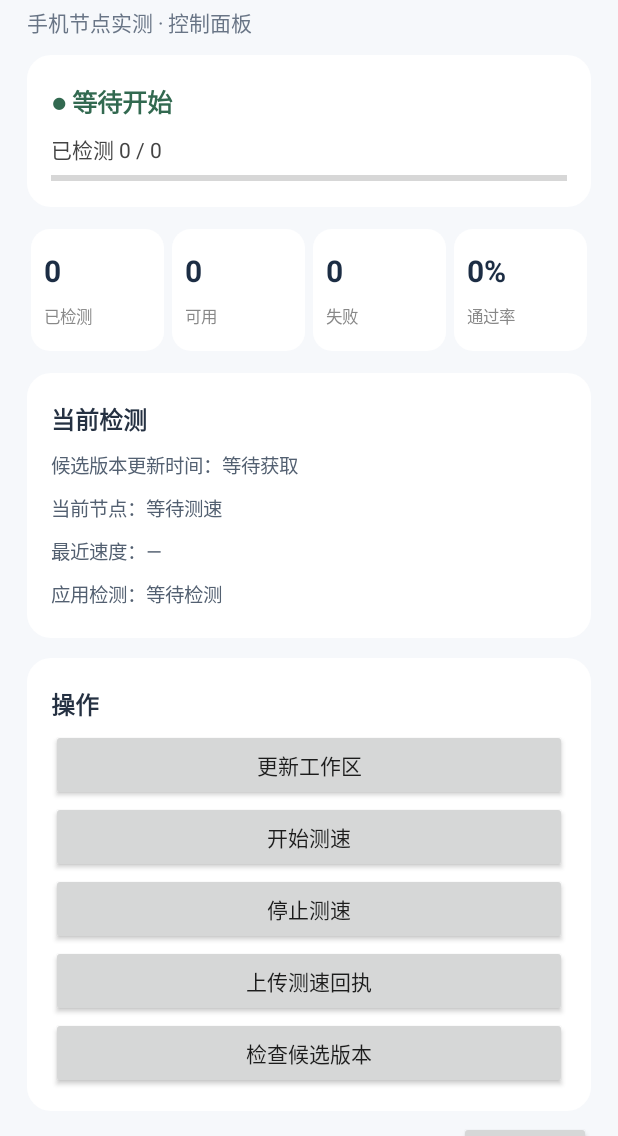
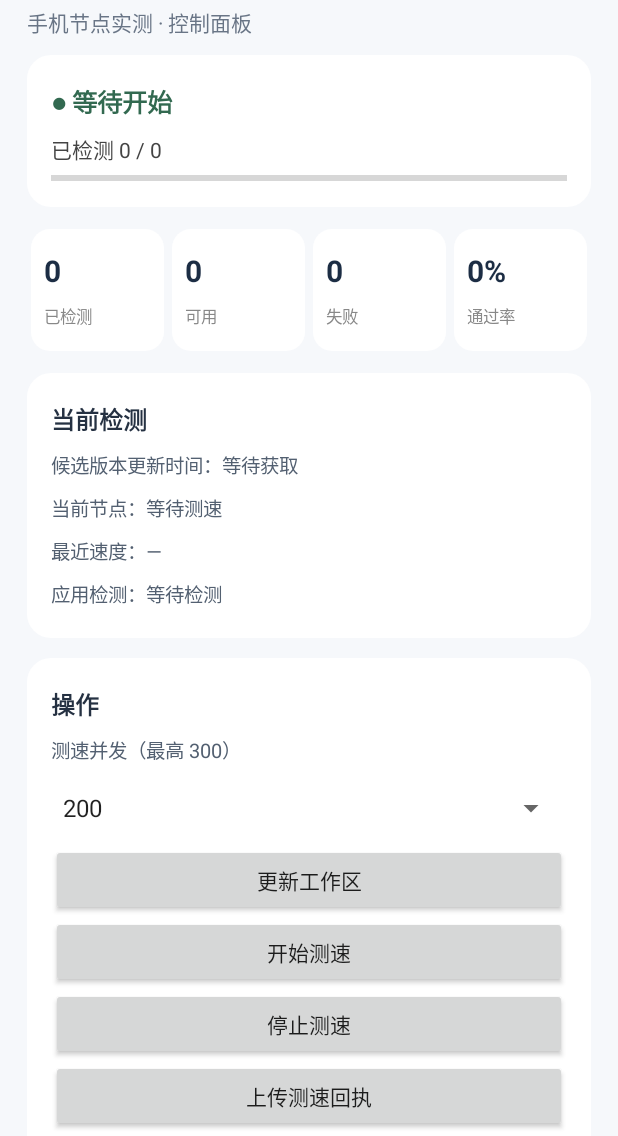
Before and after one commit to ccvvv/AutoSubHub, an Android app: the screen it shows after launch (MainActivity), after a tap on "更新工作区", on a phone screen of 412 x 824 dp, the part 100-1236 px from its top. Run offline under Robolectric (Android 15) with nearby library versions, the phone set to English and light mode, and no system bars; 1 other tap on this screen came first.

Commit message:
Add selectable Android probe concurrency up to 300

```diff
--- a/android-app/app/src/main/java/com/ccvvv/autosubhub/MainActivity.kt
+++ b/android-app/app/src/main/java/com/ccvvv/autosubhub/MainActivity.kt
@@ -27,6 +27,7 @@ class MainActivity : Activity(), SharedPreferences.OnSharedPreferenceChangeListe
     private lateinit var candidateInfo: TextView
     private lateinit var logPanel: LinearLayout
     private lateinit var logText: TextView
+    private lateinit var workersSpinner: Spinner
     private val statViews = mutableMapOf<String, TextView>()
     private val prefs by lazy { getSharedPreferences("console", MODE_PRIVATE) }
     private val handler = Handler(Looper.getMainLooper())
@@ -93,6 +94,16 @@ class MainActivity : Activity(), SharedPreferences.OnSharedPreferenceChangeListe
 
         val actions = card()
         actions.addView(label("操作",16,true,Color.rgb(37,49,66)))
+        actions.addView(label("测速并发（最高 300）",13,false,Color.rgb(83,96,113)))
+        workersSpinner = Spinner(this).apply {
+            val choices = listOf("5","10","20","50","100","150","200","250","300")
+            adapter = ArrayAdapter(this@MainActivity, android.R.layout.simple_spinner_item, choices).also {
+                it.setDropDownViewResource(android.R.layout.simple_spinner_dropdown_item)
+            }
+            val saved = prefs.getInt("probe_workers", 200)
+            setSelection(choices.indexOf(saved.toString()).takeIf { it >= 0 } ?: 6)
+        }
+        actions.addView(workersSpinner, LinearLayout.LayoutParams(-1, dp(48)))
         action(actions,"更新工作区","update")
         action(actions,"开始测速","probe")
         action(actions,"停止测速","stop")
@@ -133,7 +144,11 @@ class MainActivity : Activity(), SharedPreferences.OnSharedPreferenceChangeListe
     }
     private fun action(parent:LinearLayout,text:String,cmd:String) {
         parent.addView(Button(this).apply { this.text=text; isAllCaps=false; setOnClickListener {
+            var extraArgs = emptyArray<String>()
             if(cmd=="probe") {
+                val workers = workersSpinner.selectedItem.toString().toIntOrNull()?.coerceIn(1,300) ?: 200
+                prefs.edit().putInt("probe_workers", workers).apply()
+                extraArgs = arrayOf(workers.toString())
                 prefs.edit().putBoolean("probe_active",true).apply()
                 status.text="● 正在启动测速…"
                 progress.isIndeterminate=true
@@ -148,7 +163,7 @@ class MainActivity : Activity(), SharedPreferences.OnSharedPreferenceChangeListe
                 status.text="Ⅱ 已请求停止"
                 progress.isIndeterminate=false
             }
-            runTermux(cmd)
+            runTermux(cmd, extraArgs=extraArgs)
         } },LinearLayout.LayoutParams(-1,-2))
     }
 
@@ -196,7 +211,7 @@ class MainActivity : Activity(), SharedPreferences.OnSharedPreferenceChangeListe
     private fun serviceName(k:String)=when(k) { "youtube"->"YouTube"; "telegram"->"TG"; "google"->"Google"; "chatgpt"->"AI"; else->"GitHub" }
     private fun startPolling(){ handler.removeCallbacks(poll); handler.post(poll) }
 
-    private fun runTermux(action:String,showFeedback:Boolean=true) {
+    private fun runTermux(action:String,showFeedback:Boolean=true,extraArgs:Array<String> = emptyArray()) {
         if(Build.VERSION.SDK_INT>=23 && checkSelfPermission("com.termux.permission.RUN_COMMAND")!=PackageManager.PERMISSION_GRANTED) {
             Toast.makeText(this,"请先授予 Termux 命令权限",Toast.LENGTH_LONG).show()
             requestPermissions(arrayOf("com.termux.permission.RUN_COMMAND"),41); return
@@ -204,7 +219,7 @@ class MainActivity : Activity(), SharedPreferences.OnSharedPreferenceChangeListe
         val intent=Intent("com.termux.RUN_COMMAND").apply {
             setClassName("com.termux","com.termux.app.RunCommandService")
             putExtra("com.termux.RUN_COMMAND_PATH","/data/data/com.termux/files/usr/bin/bash")
-            putExtra("com.termux.RUN_COMMAND_ARGUMENTS",arrayOf("/data/data/com.termux/files/home/AutoSubHub/app_control.sh",action))
+            putExtra("com.termux.RUN_COMMAND_ARGUMENTS",arrayOf("/data/data/com.termux/files/home/AutoSubHub/app_control.sh",action)+extraArgs)
             putExtra("com.termux.RUN_COMMAND_WORKDIR","/data/data/com.termux/files/home/AutoSubHub")
             putExtra("com.termux.RUN_COMMAND_BACKGROUND",true)
             putExtra("com.termux.RUN_COMMAND_SESSION_ACTION","3")
```
